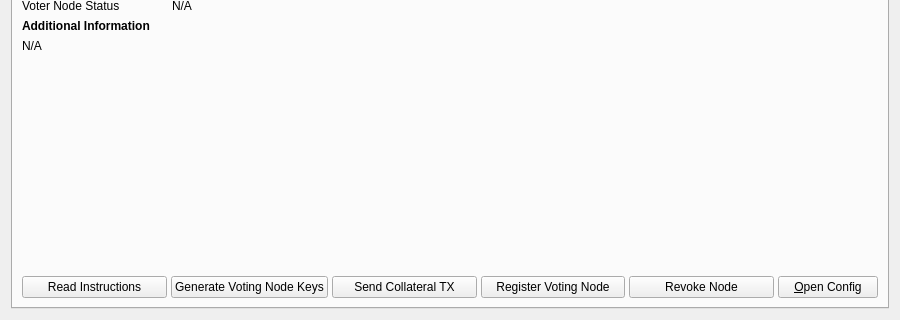
Old version of the form src/qt/forms/debugwindow.ui in the repository HistoriaOffical/historia; both pictures show x 0 to 900 and y 295 to 615 of the 900 by 615 pixel window.
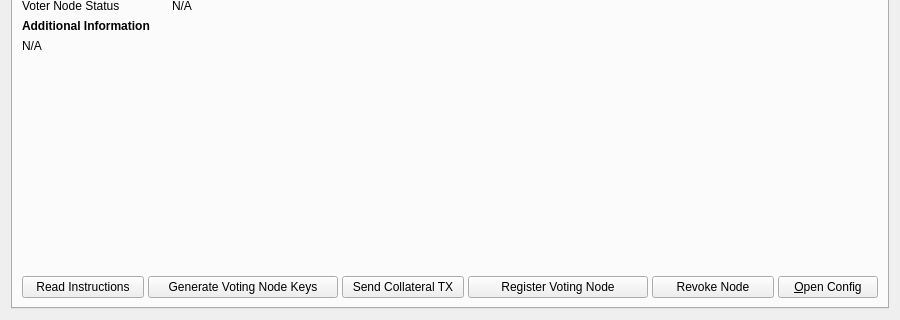
New version of the form. Icons and pictures are not drawn. Custom widgets are drawn as their Qt base class.

Diff of the .ui file:
```diff
--- a/src/qt/forms/debugwindow.ui
+++ b/src/qt/forms/debugwindow.ui
@@ -1990,9 +1990,15 @@
              <verstretch>0</verstretch>
             </sizepolicy>
            </property>
+           <property name="minimumSize">
+            <size>
+             <width>190</width>
+             <height>0</height>
+            </size>
+           </property>
            <property name="maximumSize">
             <size>
-             <width>200</width>
+             <width>250</width>
              <height>30</height>
             </size>
            </property>
@@ -2072,9 +2078,15 @@
              <verstretch>0</verstretch>
             </sizepolicy>
            </property>
+           <property name="minimumSize">
+            <size>
+             <width>180</width>
+             <height>0</height>
+            </size>
+           </property>
            <property name="maximumSize">
             <size>
-             <width>150</width>
+             <width>200</width>
              <height>30</height>
             </size>
            </property>
```
